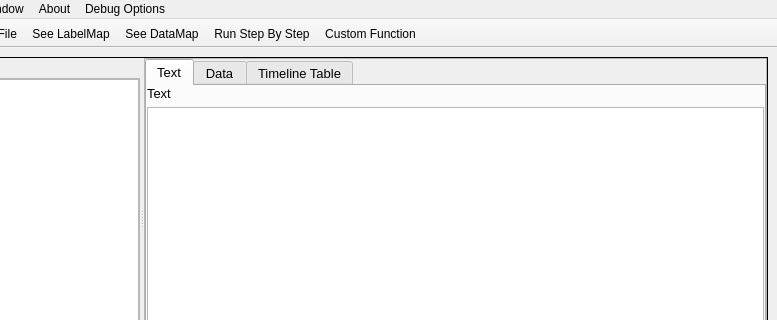
Before: the Qt Designer form mainwindow.ui in GithinGeorge2k1/CO_MIPS_SIMULATOR, drawn with Qt 5; both pictures show x 128 to 905 and y 0 to 320 of the 905 by 635 pixel window.
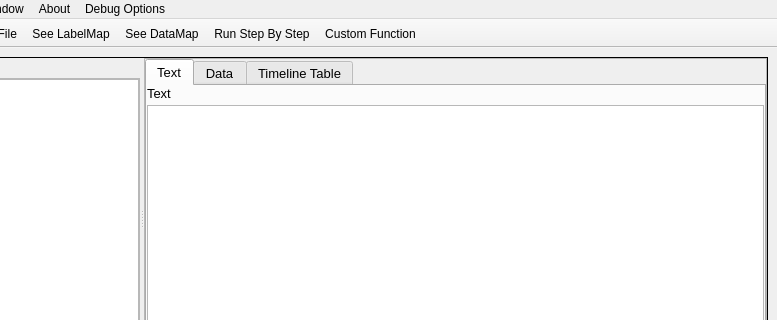
After: the same form once the commit is applied. The open tabs and pages were chosen to show the change.

Commit message:
So that's it??
Check if it is correct pls

```diff
--- a/mainwindow.ui
+++ b/mainwindow.ui
@@ -140,6 +140,9 @@
              <string>Assembly Code Section</string>
             </attribute>
             <layout class="QVBoxLayout" name="verticalLayout">
+             <property name="spacing">
+              <number>4</number>
+             </property>
              <property name="leftMargin">
               <number>0</number>
              </property>
```
Left out of the diff: 6 changed lines with no effect on the pictures. The commit also changes 2 other files.
